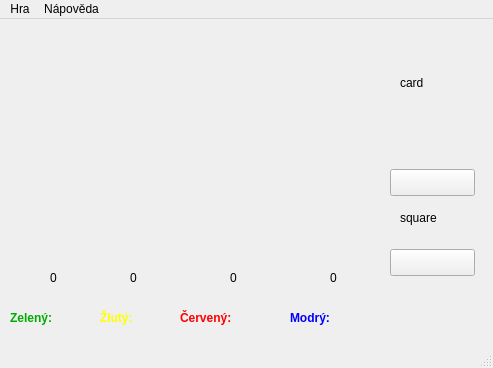
The window that src/gui/labyrinth/mainwindow.ui (nechutny/ICP) describes before a commit, drawn with Qt 5.
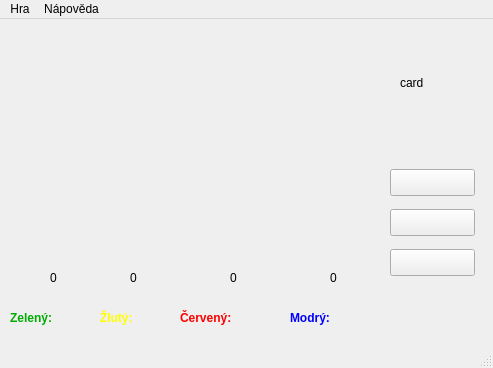
The same window after the commit.

Patch:
```diff
--- a/src/gui/labyrinth/mainwindow.ui
+++ b/src/gui/labyrinth/mainwindow.ui
@@ -1112,17 +1112,17 @@
      <string/>
     </property>
    </widget>
-   <widget class="QLabel" name="square">
+   <widget class="QPushButton" name="square">
     <property name="geometry">
      <rect>
-      <x>400</x>
+      <x>390</x>
       <y>190</y>
-      <width>55</width>
-      <height>17</height>
+      <width>85</width>
+      <height>27</height>
      </rect>
     </property>
     <property name="text">
-     <string>square</string>
+     <string/>
     </property>
    </widget>
   </widget>
```
